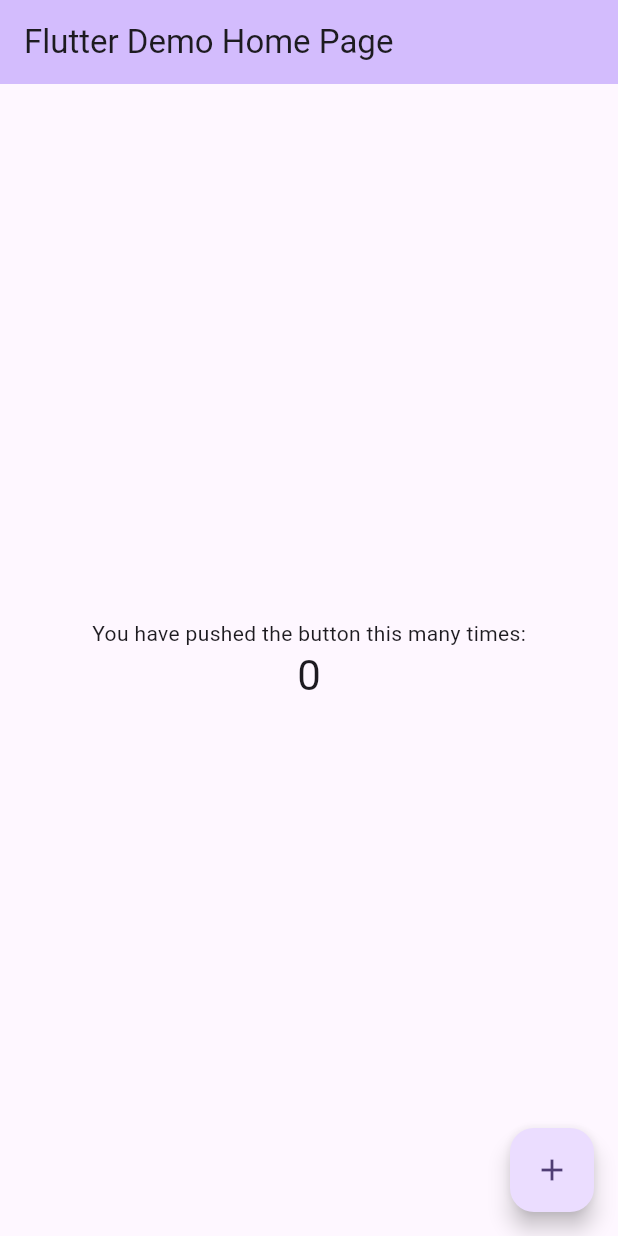
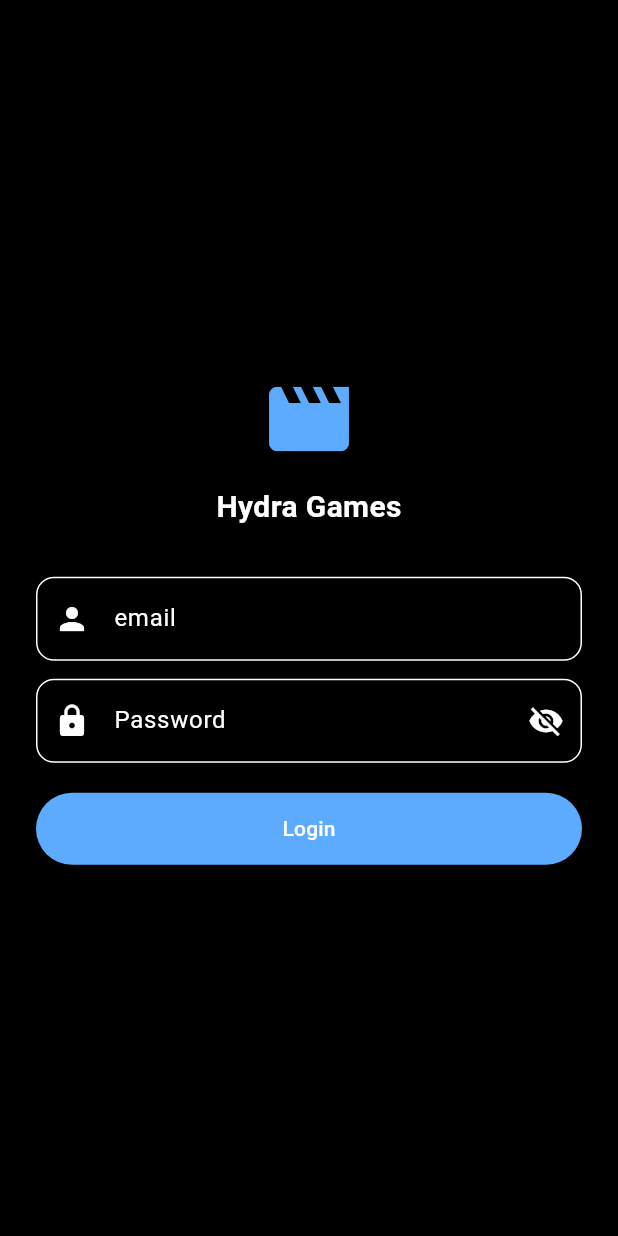
Before and after one commit to kakyoindonut321/124240133_Responsi_Mobile, a Flutter app: the screen it shows after launch, on a phone screen of 412 x 824 dp. Run offline on Flutter 3.47's test engine with Material 3 defaults, Android fonts, the phone set to English and light mode, and no system bars; our stand-ins replace hive_flutter, shared_preferences; accounts and stored records are empty.

Commit message:
oooo I'm halfway there

```diff
--- a/lib/main.dart
+++ b/lib/main.dart
@@ -1,122 +1,54 @@
 import 'package:flutter/material.dart';
+import 'package:hive_flutter/hive_flutter.dart';
 
-void main() {
-  runApp(const MyApp());
+import 'pages/login_page.dart';
+import 'pages/main_page.dart';
+import 'services/library_service.dart';
+import 'services/session_service.dart';
+
+Future<void> main() async {
+  // Wajib kalau ada await sebelum runApp
+  WidgetsFlutterBinding.ensureInitialized();
+
+  // Inisialisasi Hive & buka box favorit
+  await Hive.initFlutter();
+  await Hive.openBox(LibraryService.boxName);
+  // await NotificationService().init();
+
+  // Cek apakah user sudah login sebelumnya
+  final bool loggedIn = await SessionService().isLoggedIn();
+
+  runApp(MyApp(isLoggedIn: loggedIn));
 }
 
 class MyApp extends StatelessWidget {
-  const MyApp({super.key});
+  final bool isLoggedIn;
 
-  // This widget is the root of your application.
+  const MyApp({super.key, required this.isLoggedIn});
+
   @override
   Widget build(BuildContext context) {
+    const Color accent = Color(0xFF5DABFF);
+
     return MaterialApp(
-      title: 'Flutter Demo',
+      title: 'NontonSkuy!',
+      debugShowCheckedModeBanner: false,
       theme: ThemeData(
-        // This is the theme of your application.
-        //
-        // TRY THIS: Try running your application with "flutter run". You'll see
-        // the application has a purple toolbar. Then, without quitting the app,
-        // try changing the seedColor in the colorScheme below to Colors.green
-        // and then invoke "hot reload" (save your changes or press the "hot
-        // reload" button in a Flutter-supported IDE, or press "r" if you used
-        // the command line to start the app).
-        //
-        // Notice that the counter didn't reset back to zero; the application
-        // state is not lost during the reload. To reset the state, use hot
-        // restart instead.
-        //
-        // This works for code too, not just values: Most code changes can be
-        // tested with just a hot reload.
-        colorScheme: .fromSeed(seedColor: Colors.deepPurple),
+        brightness: Brightness.dark,
+        scaffoldBackgroundColor: Colors.black,
+        colorScheme: const ColorScheme.dark(primary: accent),
+        appBarTheme: const AppBarTheme(
+          backgroundColor: Colors.black,
+          elevation: 0,
+        ),
+        bottomNavigationBarTheme: const BottomNavigationBarThemeData(
+          backgroundColor: Colors.black,
+          selectedItemColor: accent,
+          unselectedItemColor: Colors.grey,
+        ),
       ),
-      home: const MyHomePage(title: 'Flutter Demo Home Page'),
+      // Sudah login -> langsung ke MainPage, belum -> LoginPage
+      home: isLoggedIn ? const MainPage() : const LoginPage(),
     );
   }
 }
-
-class MyHomePage extends StatefulWidget {
-  const MyHomePage({super.key, required this.title});
-
-  // This widget is the home page of your application. It is stateful, meaning
-  // that it has a State object (defined below) that contains fields that affect
-  // how it looks.
-
-  // This class is the configuration for the state. It holds the values (in this
-  // case the title) provided by the parent (in this case the App widget) and
-  // used by the build method of the State. Fields in a Widget subclass are
-  // always marked "final".
-
-  final String title;
-
-  @override
-  State<MyHomePage> createState() => _MyHomePageState();
-}
-
-class _MyHomePageState extends State<MyHomePage> {
-  int _counter = 0;
-
-  void _incrementCounter() {
-    setState(() {
-      // This call to setState tells the Flutter framework that something has
-      // changed in this State, which causes it to rerun the build method below
-      // so that the display can reflect the updated values. If we changed
-      // _counter without calling setState(), then the build method would not be
-      // called again, and so nothing would appear to happen.
-      _counter++;
-    });
-  }
-
-  @override
-  Widget build(BuildContext context) {
-    // This method is rerun every time setState is called, for instance as done
-    // by the _incrementCounter method above.
-    //
-    // The Flutter framework has been optimized to make rerunning build methods
-    // fast, so that you can just rebuild anything that needs updating rather
-    // than having to individually change instances of widgets.
-    return Scaffold(
-      appBar: AppBar(
-        // TRY THIS: Try changing the color here to a specific color (to
-        // Colors.amber, perhaps?) and trigger a hot reload to see the AppBar
-        // change color while the other colors stay the same.
-        backgroundColor: Theme.of(context).colorScheme.inversePrimary,
-        // Here we take the value from the MyHomePage object that was created by
-        // the App.build method, and use it to set our appbar title.
-        title: Text(widget.title),
-      ),
-      body: Center(
-        // Center is a layout widget. It takes a single child and positions it
-        // in the middle of the parent.
-        child: Column(
-          // Column is also a layout widget. It takes a list of children and
-          // arranges them vertically. By default, it sizes itself to fit its
-          // children horizontally, and tries to be as tall as its parent.
-          //
-          // Column has various properties to control how it sizes itself and
-          // how it positions its children. Here we use mainAxisAlignment to
-          // center the children vertically; the main axis here is the vertical
-          // axis because Columns are vertical (the cross axis would be
-          // horizontal).
-          //
-          // TRY THIS: Invoke "debug painting" (choose the "Toggle Debug Paint"
-          // action in the IDE, or press "p" in the console), to see the
-          // wireframe for each widget.
-          mainAxisAlignment: .center,
-          children: [
-            const Text('You have pushed the button this many times:'),
-            Text(
-              '$_counter',
-              style: Theme.of(context).textTheme.headlineMedium,
-            ),
-          ],
-        ),
-      ),
-      floatingActionButton: FloatingActionButton(
-        onPressed: _incrementCounter,
-        tooltip: 'Increment',
-        child: const Icon(Icons.add),
-      ),
-    );
-  }
-}
--- /dev/null
+++ b/lib/pages/login_page.dart
@@ -0,0 +1,125 @@
+import 'package:flutter/material.dart';
+
+import '../services/session_service.dart';
+import 'main_page.dart';
+
+class LoginPage extends StatefulWidget {
+  const LoginPage({super.key});
+
+  @override
+  State<LoginPage> createState() => _LoginPageState();
+}
+
+class _LoginPageState extends State<LoginPage> {
+  final TextEditingController _emailController = TextEditingController();
+  final TextEditingController _passwordController = TextEditingController();
+  final SessionService _session = SessionService();
+
+  bool _obscurePassword = true;
+
+  @override
+  void dispose() {
+    _emailController.dispose();
+    _passwordController.dispose();
+    super.dispose();
+  }
+
+  Future<void> _login() async {
+    final String email = _emailController.text.trim();
+    final String password = _passwordController.text;
+
+    if (_session.validate(email, password)) {
+      await _session.saveSession(email);
+
+      // Pastikan halaman ini masih ada setelah proses await
+      if (!mounted) return;
+
+      Navigator.pushReplacement(
+        context,
+        MaterialPageRoute(builder: (context) => const MainPage()),
+      );
+    } else {
+      ScaffoldMessenger.of(context).showSnackBar(
+        const SnackBar(content: Text('email atau password salah')),
+      );
+    }
+  }
+
+  @override
+  Widget build(BuildContext context) {
+    final Color accent = Theme.of(context).colorScheme.primary;
+
+    return Scaffold(
+      body: Center(
+        child: SingleChildScrollView(
+          padding: const EdgeInsets.symmetric(horizontal: 24),
+          child: Column(
+            mainAxisAlignment: MainAxisAlignment.center,
+            children: [
+              Icon(Icons.movie, size: 64, color: accent),
+              const SizedBox(height: 12),
+              const Text(
+                'Hydra Games',
+                style: TextStyle(fontSize: 20, fontWeight: FontWeight.bold),
+              ),
+              const SizedBox(height: 32),
+
+              // Input email
+              TextField(
+                controller: _emailController,
+                decoration: InputDecoration(
+                  hintText: 'email',
+                  prefixIcon: const Icon(Icons.person),
+                  border: OutlineInputBorder(
+                    borderRadius: BorderRadius.circular(12),
+                  ),
+                ),
+              ),
+              const SizedBox(height: 12),
+
+              // Input password
+              TextField(
+                controller: _passwordController,
+                obscureText: _obscurePassword,
+                decoration: InputDecoration(
+                  hintText: 'Password',
+                  prefixIcon: const Icon(Icons.lock),
+                  suffixIcon: IconButton(
+                    icon: Icon(
+                      _obscurePassword
+                          ? Icons.visibility_off
+                          : Icons.visibility,
+                    ),
+                    onPressed: () {
+                      setState(() {
+                        _obscurePassword = !_obscurePassword;
+                      });
+                    },
+                  ),
+                  border: OutlineInputBorder(
+                    borderRadius: BorderRadius.circular(12),
+                  ),
+                ),
+              ),
+              const SizedBox(height: 20),
+
+              // Tombol login
+              ElevatedButton(
+                onPressed: _login,
+                style: ElevatedButton.styleFrom(
+                  backgroundColor: accent,
+                  foregroundColor: Colors.white,
+                  minimumSize: const Size.fromHeight(48),
+                  shape: RoundedRectangleBorder(
+                    borderRadius: BorderRadius.circular(24),
+                  ),
+                ),
+                child: const Text('Login'),
+              ),
+            ],
+          ),
+        ),
+      ),
+    );
+  }
+}
--- /dev/null
+++ b/lib/services/session_service.dart
@@ -0,0 +1,40 @@
+import 'package:shared_preferences/shared_preferences.dart';
+
+class SessionService {
+  static const String _validEmail = 'abelyo@gmail.com';
+  static const String _validPassword = '123';
+
+  static const String _keyIsLoggedIn = 'is_logged_in';
+  static const String _keyEmail = 'email';
+
+  // Cek kredensial (belum menyimpan apa-apa)
+  bool validate(String email, String password) {
+    return email == _validEmail && password == _validPassword;
+  }
+
+  // Simpan sesi setelah login berhasil
+  Future<void> saveSession(String email) async {
+    final prefs = await SharedPreferences.getInstance();
+    await prefs.setBool(_keyIsLoggedIn, true);
+    await prefs.setString(_keyEmail, email);
+  }
+
+  // Dipakai main.dart untuk menentukan halaman awal
+  Future<bool> isLoggedIn() async {
+    final prefs = await SharedPreferences.getInstance();
+    return prefs.getBool(_keyIsLoggedIn) ?? false;
+  }
+
+  // Dipakai Profile Page
+  Future<String> getEmail() async {
+    final prefs = await SharedPreferences.getInstance();
+    return prefs.getString(_keyEmail) ?? '-';
+  }
+
+  // Logout = hapus sesi
+  Future<void> logout() async {
+    final prefs = await SharedPreferences.getInstance();
+    await prefs.remove(_keyIsLoggedIn);
+    await prefs.remove(_keyEmail);
+  }
+}
```
Also changed, not shown: lib/models/game_model.dart (added, +88 -0 lines), lib/pages/library_page.dart (added, +114 -0 lines), lib/pages/main_page.dart (added, +38 -0 lines), lib/pages/profile_page.dart (added, +102 -0 lines), lib/services/game_service.dart (added, +33 -0 lines), lib/services/library_service.dart (added, +45 -0 lines), lib/pages/home_page.dart (added).
